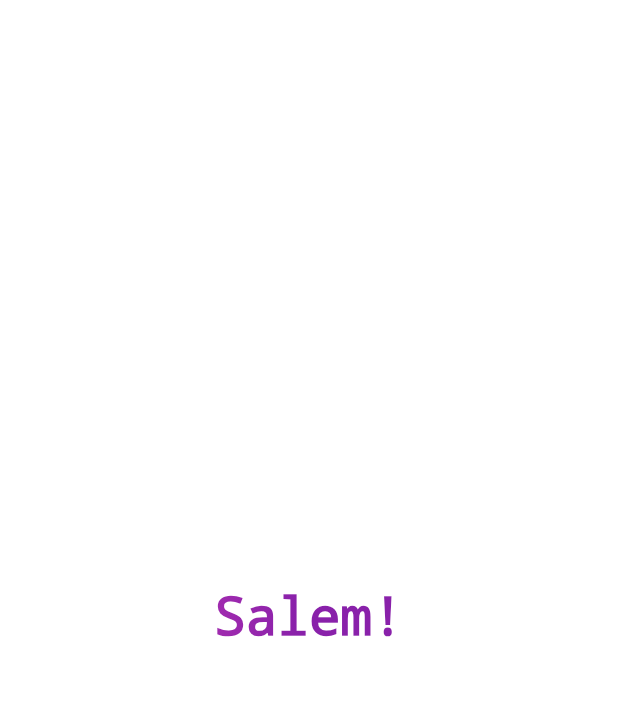
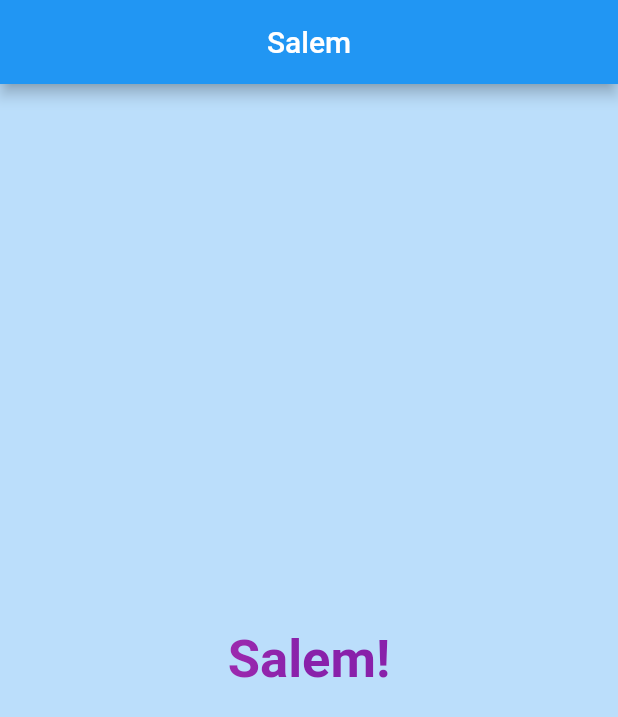
Before and after one commit to K1yoshiSho/KokorinFlutter, a Flutter app: the screen it shows after launch, on a phone screen of 412 x 824 dp. Shown: the top 717 px of the screen. Run offline on Flutter 3.47's test engine with Material 2 defaults, Android fonts, the phone set to English and light mode, and no system bars.

Commit message:
Scaffold

```diff
--- a/lib/main.dart
+++ b/lib/main.dart
@@ -1,7 +1,7 @@
 // ignore_for_file: prefer_const_constructors
 
 import 'package:flutter/material.dart';
-import 'package:flutter_application_1/textHw.dart';
+import 'package:flutter_application_1/text_hw.dart';
 
 void main() {
   runApp(const MyApp());
@@ -14,9 +14,8 @@ class MyApp extends StatelessWidget {
   Widget build(BuildContext context) {
     return MaterialApp(
       title: 'Kokorin: Flutter',
-      theme: ThemeData(
-        primarySwatch: Colors.blue,
-      ),
+      theme:
+          ThemeData(primarySwatch: Colors.blue, primaryColor: Colors.blue[100]),
       home: const MyHomePage(title: 'Home'),
     );
   }
@@ -33,6 +32,6 @@ class MyHomePage extends StatefulWidget {
 class _MyHomePageState extends State<MyHomePage> {
   @override
   Widget build(BuildContext context) {
-    return MyText();
+    return MyText(title: 'Salem');
   }
 }
--- a/lib/textHw.dart
+++ /dev/null
@@ -1,21 +0,0 @@
-import 'package:flutter/material.dart';
-
-class MyText extends StatelessWidget {
-  const MyText({super.key});
-
-  @override
-  Widget build(BuildContext context) {
-    return Center(
-        child: Text(
-      'Salem!',
-      style: TextStyle(
-          fontSize: 35,
-          fontWeight: FontWeight.bold,
-          decoration: TextDecoration.none,
-          foreground: Paint()
-            ..shader = const LinearGradient(
-              colors: <Color>[Color(0xffDA44bb), Color(0xff8921aa)],
-            ).createShader(const Rect.fromLTWH(0.0, 0.0, 200.0, 70.0))),
-    ));
-  }
-}
--- /dev/null
+++ b/lib/text_hw.dart
@@ -0,0 +1,29 @@
+import 'package:flutter/material.dart';
+
+class MyText extends StatelessWidget {
+  const MyText({super.key, required this.title});
+  final String title;
+
+  @override
+  Widget build(BuildContext context) {
+    return Scaffold(
+      backgroundColor: Colors.blue[100],
+      appBar: AppBar(
+        title: Text(title),
+        centerTitle: true,
+      ),
+      body: Center(
+          child: Text(
+        'Salem!',
+        style: TextStyle(
+            fontSize: 35,
+            fontWeight: FontWeight.bold,
+            decoration: TextDecoration.none,
+            foreground: Paint()
+              ..shader = const LinearGradient(
+                colors: <Color>[Color(0xffDA44bb), Color(0xff8921aa)],
+              ).createShader(const Rect.fromLTWH(0.0, 0.0, 200.0, 70.0))),
+      )),
+    );
+  }
+}
```
